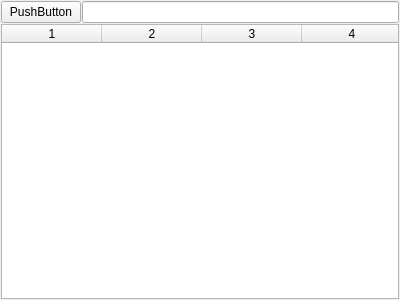
Old version of the form folderpanel.ui in the repository miyabi-satoh/Gefu.
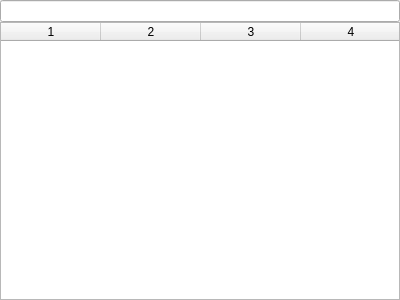
New version of the form.

Patch:
```diff
--- a/folderpanel.ui
+++ b/folderpanel.ui
@@ -21,44 +21,25 @@
   </property>
   <layout class="QVBoxLayout" name="verticalLayout">
    <property name="spacing">
-    <number>1</number>
+    <number>0</number>
    </property>
    <property name="leftMargin">
-    <number>1</number>
+    <number>0</number>
    </property>
    <property name="topMargin">
-    <number>1</number>
+    <number>0</number>
    </property>
    <property name="rightMargin">
-    <number>1</number>
+    <number>0</number>
    </property>
    <property name="bottomMargin">
-    <number>1</number>
+    <number>0</number>
    </property>
    <item>
     <layout class="QHBoxLayout" name="horizontalLayout">
-     <item>
-      <widget class="QPushButton" name="driveButton">
-       <property name="sizePolicy">
-        <sizepolicy hsizetype="Preferred" vsizetype="Fixed">
-         <horstretch>0</horstretch>
-         <verstretch>0</verstretch>
-        </sizepolicy>
-       </property>
-       <property name="minimumSize">
-        <size>
-         <width>1</width>
-         <height>0</height>
-        </size>
-       </property>
-       <property name="focusPolicy">
-        <enum>Qt::NoFocus</enum>
-       </property>
-       <property name="text">
-        <string>PushButton</string>
-       </property>
-      </widget>
-     </item>
+     <property name="spacing">
+      <number>0</number>
+     </property>
      <item>
       <widget class="QLineEdit" name="locationField">
        <property name="focusPolicy">
```
Left out of the diff: 1 changed line with no effect on the pictures.
